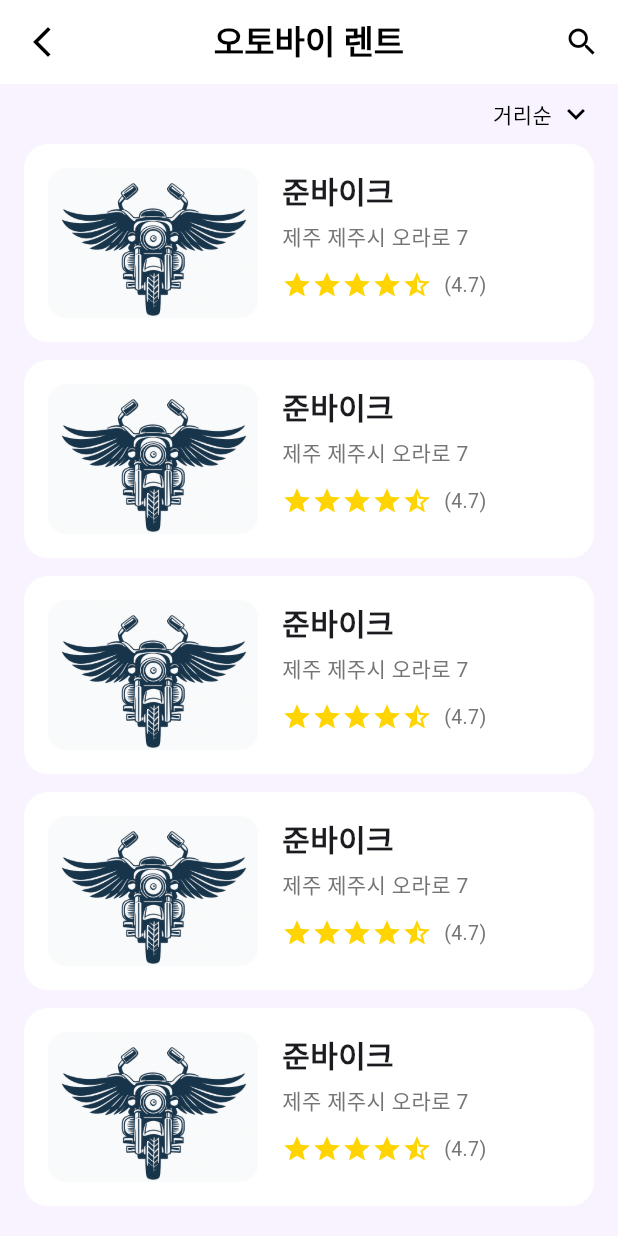
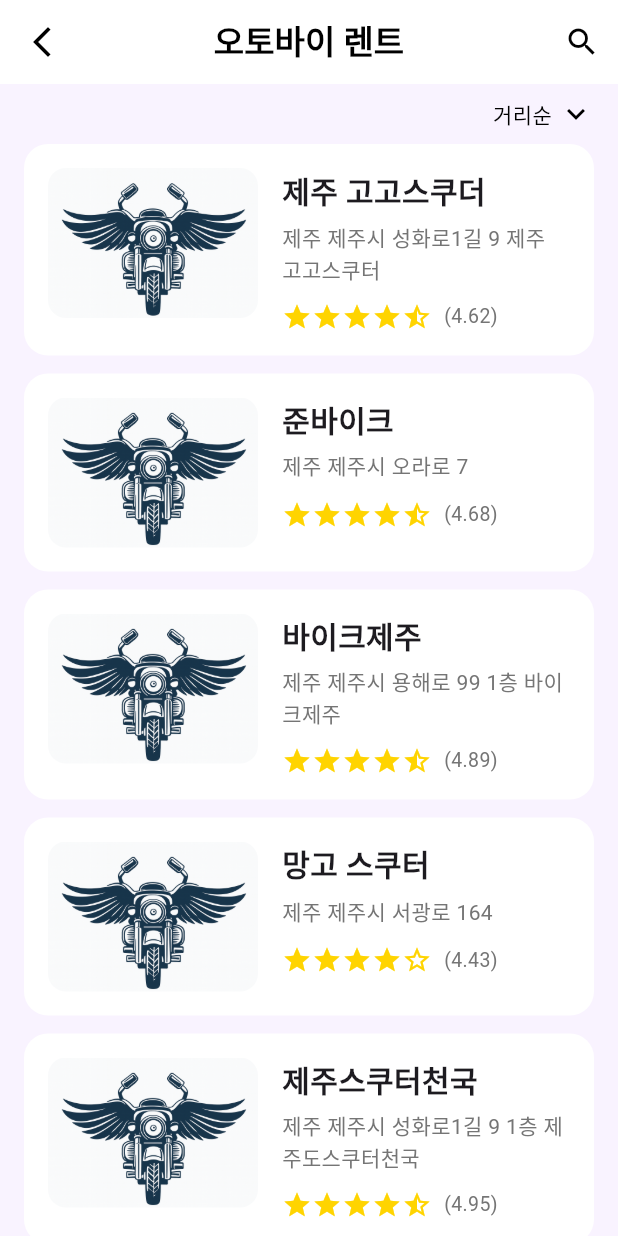
Before and after one commit to 21TripRider/triprider-flutter, a Flutter app: the RentshopList screen opened directly, on a phone screen of 412 x 824 dp. Run offline on Flutter 3.47's test engine with Material 3 defaults, Android fonts, the phone set to English and light mode, and no system bars; our stand-ins replace firebase_core, google_maps_flutter, google_sign_in, image_picker, permission_handler, shared_preferences and 1 more; missing offline and left inert: flutter_polyline_points, kakao_flutter_sdk_user; accounts and stored records are empty; network calls fail.

Commit message:
Update Rentshoplist_Screen.dart

```diff
--- a/lib/screens/Home/Rentshoplist_Screen.dart
+++ b/lib/screens/Home/Rentshoplist_Screen.dart
@@ -6,15 +6,79 @@ class RentshopList extends StatelessWidget {
 
   @override
   Widget build(BuildContext context) {
-    // 데모 데이터(백엔드 연동 전)
-    final shops = List.generate(5, (_) => {
-      'name': '준바이크',
-      'addr': '제주 제주시 오라로 7',
-      'rating': 4.7,
-      'image': 'assets/image/logo.png', // ← 이미지 경로 확인
-      'url': 'https://map.naver.com/p/entry/place/1797520528', // ← 네이버 장소/홈페이지 링크
-
-    });
+    // 실제 데이터
+    final shops = [
+      {
+        'name': '제주 고고스쿠더',
+        'addr': '제주 제주시 성화로1길 9 제주 고고스쿠터',
+        'rating': 4.62,
+        'image': 'assets/image/logo.png',
+        'url': 'https://map.naver.com/p/entry/place/38526625',
+      },
+      {
+        'name': '준바이크',
+        'addr': '제주 제주시 오라로 7',
+        'rating': 4.68,
+        'image': 'assets/image/logo.png',
+        'url': 'https://map.naver.com/p/entry/place/13436124',
+      },
+      {
+        'name': '바이크제주',
+        'addr': '제주 제주시 용해로 99 1층 바이크제주',
+        'rating': 4.89,
+        'image': 'assets/image/logo.png',
+        'url': 'https://map.naver.com/p/search/바이크제주/place/1130472425',
+      },
+      {
+        'name': '망고 스쿠터',
+        'addr': '제주 제주시 서광로 164',
+        'rating': 4.43,
+        'image': 'assets/image/logo.png',
+        'url': 'https://map.naver.com/p/entry/place/11870133',
+      },
+      {
+        'name': '제주스쿠터천국',
+        'addr': '제주 제주시 성화로1길 9 1층 제주도스쿠터천국',
+        'rating': 4.95,
+        'image': 'assets/image/logo.png',
+        'url': 'https://map.naver.com/p/entry/place/37537642',
+      },
+      {
+        'name': '우도하이킹레저',
+        'addr': '제주 제주시 우도면 우도해안길 352',
+        'rating': 3.76,
+        'image': 'assets/image/logo.png',
+        'url': 'https://map.naver.com/p/entry/place/34761886',
+      },
+      {
+        'name': '천진낭만',
+        'addr': '제주 제주시 우도면 우도해안길 108',
+        'rating': 4.48,
+        'image': 'assets/image/logo.png',
+        'url': 'https://map.naver.com/p/entry/place/819045181',
+      },
+      {
+        'name': '광장바이크',
+        'addr': '제주 제주시 서부두길 18',
+        'rating': 4.32,
+        'image': 'assets/image/logo.png',
+        'url': 'https://map.naver.com/p/search/광장바이크/place/1586578791',
+      },
+      {
+        'name': '걸리버 여행기',
+        'addr': '제주 제주시 우도면 우도로 1',
+        'rating': 4.06,
+        'image': 'assets/image/logo.png',
+        'url': 'https://map.naver.com/p/search/오토바이 렌트/place/842060671',
+      },
+      {
+        'name': '꽃길만걷차 성산본점',
+        'addr': '제주 서귀포시 성산읍 성산등용로17번길 55 상가동 57호',
+        'rating': 5.0,
+        'image': 'assets/image/logo.png',
+        'url': 'https://map.naver.com/p/entry/place/1147964344',
+      },
+    ];
 
     List<Widget> stars(double r) {
       final full = r.floor();
@@ -36,7 +100,7 @@ class RentshopList extends StatelessWidget {
       appBar: const RentAppBar(),
       body: Column(
         children: [
-          const Sort(),
+          const Sort(), // 현재는 UI만. 실제 정렬은 추후 연동
           Expanded(
             child: ListView.separated(
               padding: const EdgeInsets.fromLTRB(16, 0, 16, 16),
@@ -47,9 +111,7 @@ class RentshopList extends StatelessWidget {
                 return InkWell(
                   onTap: () async {
                     final url = Uri.parse(s['url'] as String);
-                    // 네이버앱/브라우저 외부로 열기
                     if (!await launchUrl(url, mode: LaunchMode.externalApplication)) {
-                      // 실패 시 인앱 웹뷰로라도 열기 (선택)
                       await launchUrl(url, mode: LaunchMode.inAppWebView);
                     }
                   },
@@ -63,7 +125,6 @@ class RentshopList extends StatelessWidget {
                       child: Row(
                         crossAxisAlignment: CrossAxisAlignment.start,
                         children: [
-                          // 썸네일
                           ClipRRect(
                             borderRadius: BorderRadius.circular(12),
                             child: Image.asset(
@@ -74,7 +135,6 @@ class RentshopList extends StatelessWidget {
                             ),
                           ),
                           const SizedBox(width: 16),
-                          // 텍스트영역
                           Expanded(
                             child: Column(
                               crossAxisAlignment: CrossAxisAlignment.start,
@@ -100,7 +160,7 @@ class RentshopList extends StatelessWidget {
                                     ...stars(s['rating'] as double),
                                     const SizedBox(width: 8),
                                     Text(
-                                      '(${(s['rating'] as double).toStringAsFixed(1)})',
+                                      '(${(s['rating'] as double).toStringAsFixed(2)})',
                                       style: TextStyle(
                                         fontSize: 13,
                                         color: Colors.grey.shade600,
@@ -121,7 +181,7 @@ class RentshopList extends StatelessWidget {
           ),
         ],
       ),
-      backgroundColor: const Color(0xFFF9F3FF), // 연보라 배경(원하면 제거)
+      backgroundColor: const Color(0xFFF9F3FF),
     );
   }
 }
@@ -161,7 +221,7 @@ class _RentAppBarState extends State<RentAppBar> {
   }
 }
 
-/// 정렬 드롭다운
+/// 정렬 드롭다운 (현재는 UI만 동작)
 class Sort extends StatefulWidget {
   const Sort({super.key});
 
@@ -184,6 +244,7 @@ class _SortState extends State<Sort> {
               setState(() {
                 selectedSort = value;
               });
+              // TODO: 실제 정렬 로직은 나중에 리스트 상태와 연동
             },
             itemBuilder: (BuildContext context) => const [
               PopupMenuItem(value: '거리순', child: Text('거리순')),
```
